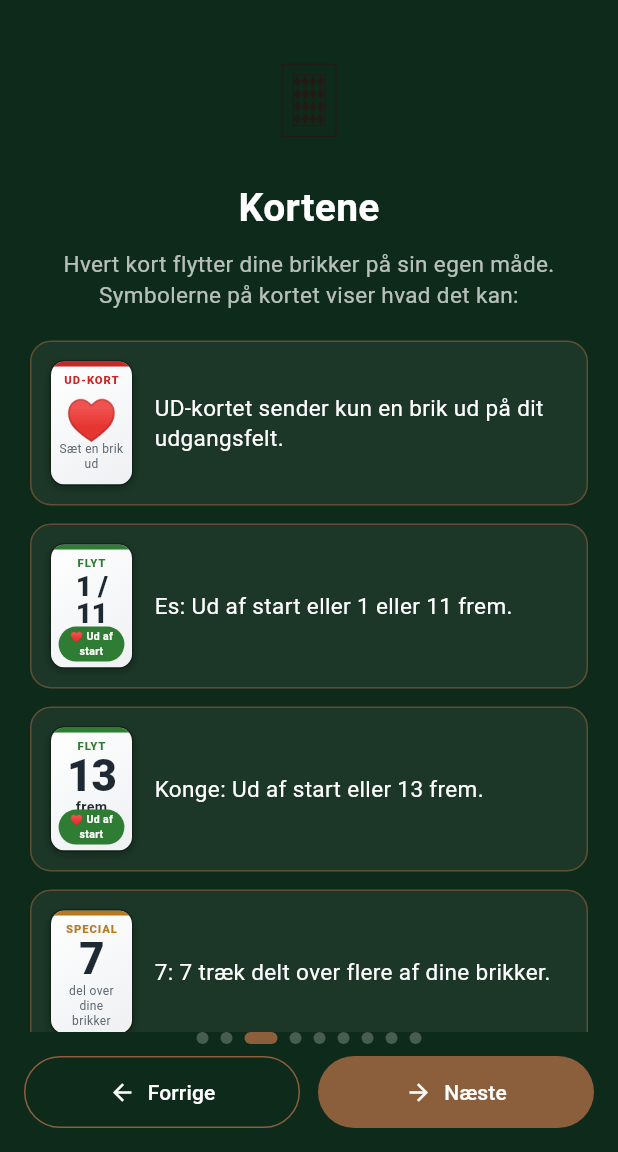
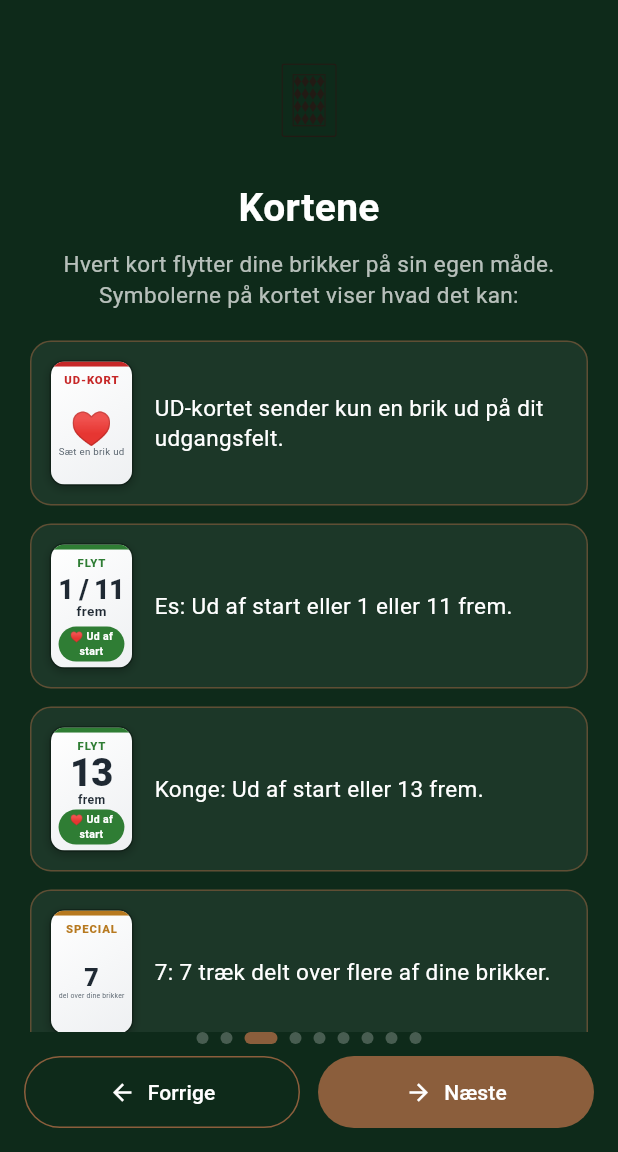
Before and after one commit to cvejleaa/Partners, a Flutter app: the TutorialScreen screen opened directly, swiped to page 3, on a phone screen of 412 x 824 dp, the part 84-1236 px from its top. Run offline on Flutter 3.47's test engine with Material 3 defaults, Android fonts, the phone set to English and light mode, and no system bars; our stand-ins replace cloud_firestore, firebase_auth, firebase_core, firebase_messaging, flutter_riverpod, shared_preferences; accounts and stored records are empty.

```diff
--- a/lib/ui/widgets/card_view.dart
+++ b/lib/ui/widgets/card_view.dart
@@ -45,7 +45,12 @@ CardFace describeCardFace(PlayingCard card, CardRules rules) {
   }
   final CardRuleConfig c = rules.forRank(card.rank!);
   final bool hasForward = c.forwardSteps.isNotEmpty;
+  final bool hasBackward = c.backwardSteps != null;
   final String forwardText = c.forwardSteps.join(' / ');
+  final bool sameFwdBack = hasForward &&
+      hasBackward &&
+      c.forwardSteps.length == 1 &&
+      c.forwardSteps.first == c.backwardSteps;
 
   // 7'er / split.
   if (c.splitTotal != null) {
@@ -59,38 +64,45 @@ CardFace describeCardFace(PlayingCard card, CardRules rules) {
     );
   }
 
-  // Ud af start (Es/Konge): grøn accent + hjerte-chip.
-  if (c.exitStart) {
+  // Kort med bevægelse (frem og/eller tilbage). Teksten følger den AKTUELLE
+  // konfiguration — ikke hardkodet.
+  if (hasForward || hasBackward) {
+    // Beregn stort tal + retningstekst ud fra hvad kortet faktisk kan.
+    final String bigNumber =
+        hasForward ? forwardText : '${c.backwardSteps}';
+    String? unit;
+    String? sub;
+    if (sameFwdBack) {
+      // Fx 4: samme antal frem eller tilbage.
+      sub = 'frem eller tilbage';
+    } else if (hasForward && hasBackward) {
+      // Forskellige tal frem/tilbage.
+      unit = 'frem';
+      sub = 'eller ${c.backwardSteps} tilbage';
+    } else if (hasForward) {
+      unit = 'frem';
+    } else {
+      unit = 'tilbage';
+    }
     return CardFace(
+      // Ud af start → grøn accent + hjerte-chip; ellers grå "Flyt".
       eyebrow: 'Flyt',
-      accent: _cStart,
-      bigNumber: hasForward ? forwardText : null,
-      icon: hasForward ? null : '♥',
-      unit: hasForward ? 'frem' : null,
-      sub: hasForward ? null : 'ud af start',
-      startChip: true,
+      accent: c.exitStart ? _cStart : _cMove,
+      bigNumber: bigNumber,
+      unit: unit,
+      sub: sub,
+      startChip: c.exitStart,
       extraChip: c.swap ? 'Byt to brikker' : null,
     );
   }
 
-  // 4'er (frem eller tilbage).
-  if (c.backwardSteps != null) {
+  // Rent ud-af-start-kort (ingen bevægelse) → stort hjerte.
+  if (c.exitStart) {
     return CardFace(
-      eyebrow: 'Flyt',
-      accent: _cMove,
-      bigNumber: hasForward ? forwardText : '${c.backwardSteps}',
-      sub: 'frem eller tilbage',
-      extraChip: c.swap ? 'Byt to brikker' : null,
-    );
-  }
-
-  // Almindelig fremad.
-  if (hasForward) {
-    return CardFace(
-      eyebrow: 'Flyt',
-      accent: _cMove,
-      bigNumber: forwardText,
-      unit: 'frem',
+      eyebrow: 'Start',
+      accent: _cStart,
+      icon: '♥',
+      sub: 'Ud af start',
       extraChip: c.swap ? 'Byt to brikker' : null,
     );
   }
@@ -257,7 +269,12 @@ class CardView extends StatelessWidget {
 
   Widget _center(CardFace f) {
     final bool dual = f.bigNumber != null && f.bigNumber!.contains('/');
+    // FittedBox(scaleDown) sikrer at tal + tekst ALTID skaleres ned til den
+    // plads Expanded giver — så en hjerte-/byt-chip nedenunder aldrig
+    // overlappes, uanset korthøjde.
     return Center(
+      child: FittedBox(
+        fit: BoxFit.scaleDown,
         child: Column(
           mainAxisSize: MainAxisSize.min,
           mainAxisAlignment: MainAxisAlignment.center,
@@ -304,6 +321,7 @@ class CardView extends StatelessWidget {
               ),
           ],
         ),
+      ),
     );
   }
 
```
Lines whose indentation alone changed are shown as unchanged.
